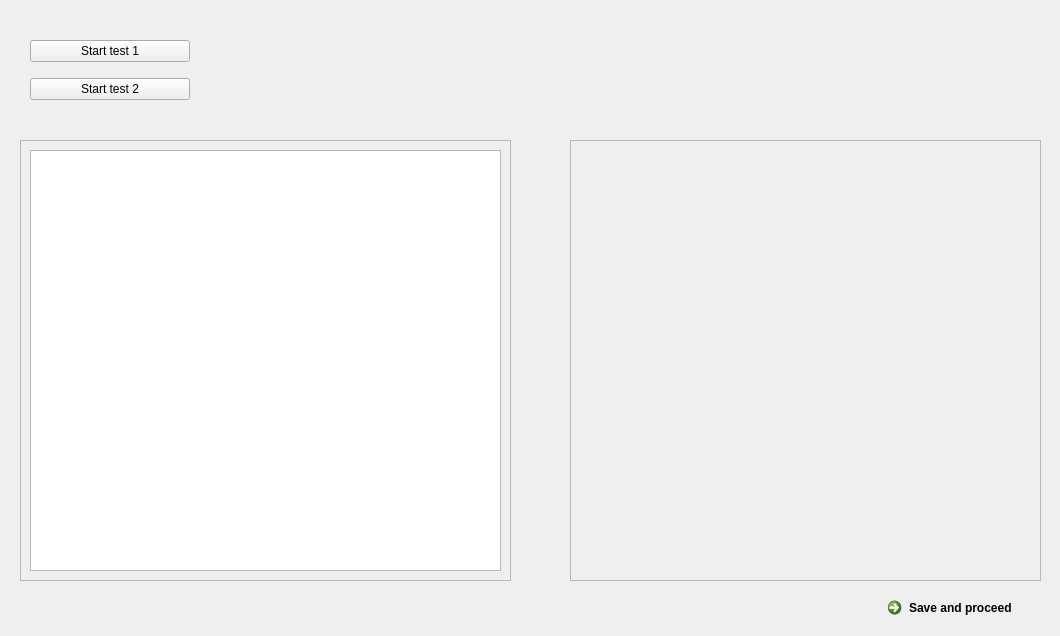
jdefaver/GUI_Phase2OuterTracker, file widgets_ui/run_tests.ui: the form before one commit.
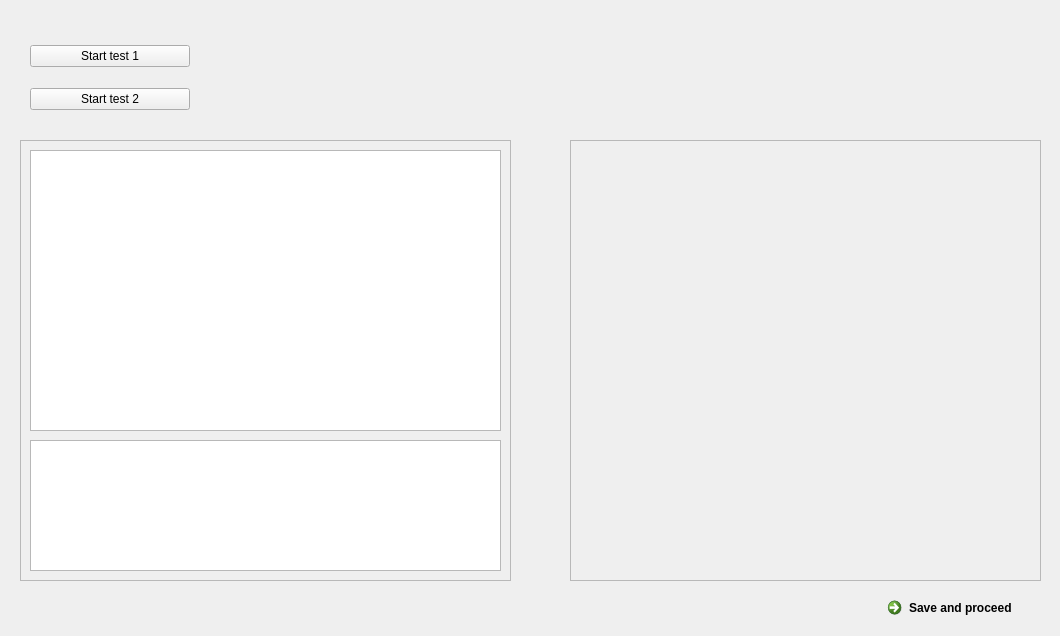
The form after the commit.

Commit message: fake tests running

The edit to the form file:
```diff
--- a/widgets_ui/run_tests.ui
+++ b/widgets_ui/run_tests.ui
@@ -19,7 +19,7 @@
      <x>30</x>
      <y>30</y>
      <width>160</width>
-     <height>80</height>
+     <height>95</height>
     </rect>
    </property>
    <layout class="QVBoxLayout" name="verticalLayout">
@@ -60,7 +60,17 @@
       <x>10</x>
       <y>10</y>
       <width>471</width>
-      <height>421</height>
+      <height>281</height>
+     </rect>
+    </property>
+   </widget>
+   <widget class="QTextBrowser" name="error_logs">
+    <property name="geometry">
+     <rect>
+      <x>10</x>
+      <y>300</y>
+      <width>471</width>
+      <height>131</height>
      </rect>
     </property>
    </widget>
```
Left out of the diff: 2 changed lines with no effect on the pictures. The commit also changes 4 other files.
